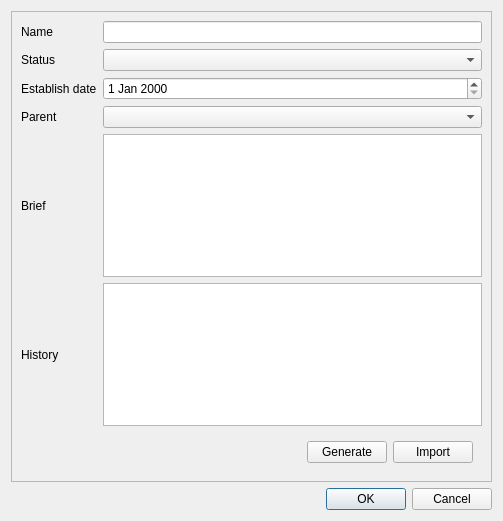
First picture: the form in app/view/dialog/dlgcommunity.ui, repository emtrai/hrm_monastery, before the edit.
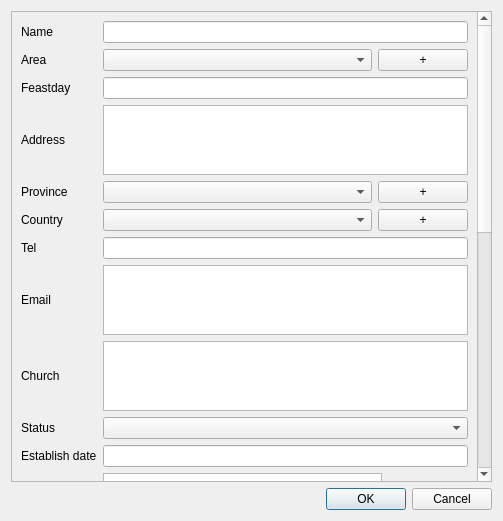
Second picture: the form after the edit.

```diff
--- a/app/view/dialog/dlgcommunity.ui
+++ b/app/view/dialog/dlgcommunity.ui
@@ -23,14 +23,24 @@
       <property name="geometry">
        <rect>
         <x>0</x>
-        <y>0</y>
-        <width>477</width>
-        <height>455</height>
+        <y>-717</y>
+        <width>462</width>
+        <height>1202</height>
        </rect>
       </property>
       <layout class="QVBoxLayout" name="verticalLayout_2">
        <item>
         <layout class="QGridLayout" name="gridLayout">
+         <item row="3" column="0">
+          <widget class="QLabel" name="label_8">
+           <property name="text">
+            <string>Address</string>
+           </property>
+          </widget>
+         </item>
+         <item row="8" column="1">
+          <widget class="QPlainTextEdit" name="plainTextEdit"/>
+         </item>
          <item row="0" column="0">
           <widget class="QLabel" name="label">
            <property name="text">
@@ -38,20 +48,191 @@
            </property>
           </widget>
          </item>
-         <item row="0" column="1">
-          <widget class="QLineEdit" name="lineEdit"/>
+         <item row="14" column="0">
+          <widget class="QLabel" name="label_4">
+           <property name="text">
+            <string>History</string>
+           </property>
+          </widget>
          </item>
-         <item row="1" column="0">
+         <item row="9" column="0">
           <widget class="QLabel" name="label_6">
            <property name="text">
             <string>Status</string>
            </property>
           </widget>
          </item>
+         <item row="5" column="1">
+          <layout class="QHBoxLayout" name="horizontalLayout_4" stretch="3,1">
+           <item>
+            <widget class="QComboBox" name="comboBox_3"/>
+           </item>
+           <item>
+            <widget class="QPushButton" name="pushButton_4">
+             <property name="text">
+              <string>+</string>
+             </property>
+            </widget>
+           </item>
+          </layout>
+         </item>
+         <item row="16" column="0">
+          <widget class="QLabel" name="label_16">
+           <property name="text">
+            <string>Members</string>
+           </property>
+          </widget>
+         </item>
+         <item row="4" column="0">
+          <widget class="QLabel" name="label_9">
+           <property name="text">
+            <string>Province</string>
+           </property>
+          </widget>
+         </item>
+         <item row="4" column="1">
+          <layout class="QHBoxLayout" name="horizontalLayout_2">
+           <item>
+            <layout class="QHBoxLayout" name="horizontalLayout_3" stretch="3,1">
+             <item>
+              <widget class="QComboBox" name="comboBox_4"/>
+             </item>
+             <item>
+              <widget class="QPushButton" name="pushButton_3">
+               <property name="text">
+                <string>+</string>
+               </property>
+              </widget>
+             </item>
+            </layout>
+           </item>
+          </layout>
+         </item>
+         <item row="1" column="0">
+          <widget class="QLabel" name="label_15">
+           <property name="text">
+            <string>Area</string>
+           </property>
+          </widget>
+         </item>
          <item row="1" column="1">
+          <layout class="QHBoxLayout" name="horizontalLayout_6" stretch="3,1">
+           <item>
+            <widget class="QComboBox" name="comboBox_5"/>
+           </item>
+           <item>
+            <widget class="QPushButton" name="pushButton_6">
+             <property name="text">
+              <string>+</string>
+             </property>
+            </widget>
+           </item>
+          </layout>
+         </item>
+         <item row="7" column="0">
+          <widget class="QLabel" name="label_12">
+           <property name="text">
+            <string>Email</string>
+           </property>
+          </widget>
+         </item>
+         <item row="5" column="0">
+          <widget class="QLabel" name="label_10">
+           <property name="text">
+            <string>Country</string>
+           </property>
+          </widget>
+         </item>
+         <item row="7" column="1">
+          <widget class="QPlainTextEdit" name="plainTextEdit_3"/>
+         </item>
+         <item row="0" column="1">
+          <widget class="QLineEdit" name="lineEdit"/>
+         </item>
+         <item row="11" column="1">
+          <layout class="QHBoxLayout" name="horizontalLayout_5">
+           <item>
+            <widget class="QGraphicsView" name="graphicsView"/>
+           </item>
+           <item>
+            <widget class="QPushButton" name="pushButton_5">
+             <property name="text">
+              <string>+</string>
+             </property>
+            </widget>
+           </item>
+          </layout>
+         </item>
+         <item row="13" column="0">
+          <widget class="QLabel" name="label_3">
+           <property name="text">
+            <string>Brief</string>
+           </property>
+          </widget>
+         </item>
+         <item row="9" column="1">
           <widget class="QComboBox" name="comboBox_2"/>
          </item>
+         <item row="6" column="0">
+          <widget class="QLabel" name="label_11">
+           <property name="text">
+            <string>Tel</string>
+           </property>
+          </widget>
+         </item>
+         <item row="10" column="1">
+          <widget class="QLineEdit" name="lineEdit_2"/>
+         </item>
+         <item row="12" column="1">
+          <widget class="QComboBox" name="comboBox"/>
+         </item>
          <item row="2" column="0">
+          <widget class="QLabel" name="label_13">
+           <property name="text">
+            <string>Feastday</string>
+           </property>
+          </widget>
+         </item>
+         <item row="12" column="0">
+          <widget class="QLabel" name="label_5">
+           <property name="text">
+            <string>Parent</string>
+           </property>
+          </widget>
+         </item>
+         <item row="16" column="1">
+          <layout class="QVBoxLayout" name="verticalLayout_3">
+           <item>
+            <widget class="QTableView" name="tableView"/>
+           </item>
+           <item>
+            <layout class="QHBoxLayout" name="horizontalLayout_7">
+             <item>
+              <widget class="QPushButton" name="pushButton_7">
+               <property name="text">
+                <string>Add</string>
+               </property>
+              </widget>
+             </item>
+             <item>
+              <widget class="QPushButton" name="pushButton_8">
+               <property name="text">
+                <string>Delete All</string>
+               </property>
+              </widget>
+             </item>
+            </layout>
+           </item>
+          </layout>
+         </item>
+         <item row="8" column="0">
+          <widget class="QLabel" name="label_7">
+           <property name="text">
+            <string>Church</string>
+           </property>
+          </widget>
+         </item>
+         <item row="10" column="0">
           <widget class="QLabel" name="label_2">
            <property name="text">
             <string>Establish date</string>
@@ -59,38 +240,69 @@
           </widget>
          </item>
          <item row="2" column="1">
-          <widget class="QDateEdit" name="dateEdit"/>
+          <widget class="QLineEdit" name="lineEdit_4"/>
          </item>
-         <item row="3" column="0">
-          <widget class="QLabel" name="label_5">
-           <property name="text">
-            <string>Parent</string>
-           </property>
-          </widget>
-         </item>
-         <item row="3" column="1">
-          <widget class="QComboBox" name="comboBox"/>
-         </item>
-         <item row="4" column="0">
-          <widget class="QLabel" name="label_3">
-           <property name="text">
-            <string>Brief</string>
-           </property>
-          </widget>
-         </item>
-         <item row="4" column="1">
-          <widget class="QTextEdit" name="textEdit"/>
-         </item>
-         <item row="5" column="0">
-          <widget class="QLabel" name="label_4">
-           <property name="text">
-            <string>History</string>
-           </property>
-          </widget>
-         </item>
-         <item row="5" column="1">
+         <item row="14" column="1">
           <widget class="QTextEdit" name="textEdit_2"/>
          </item>
+         <item row="6" column="1">
+          <widget class="QLineEdit" name="lineEdit_3"/>
+         </item>
+         <item row="15" column="0">
+          <widget class="QLabel" name="label_17">
+           <property name="text">
+            <string>CEO</string>
+           </property>
+          </widget>
+         </item>
+         <item row="15" column="1">
+          <widget class="QComboBox" name="comboBox_6"/>
+         </item>
+         <item row="11" column="0">
+          <widget class="QLabel" name="label_14">
+           <property name="text">
+            <string>Image</string>
+           </property>
+          </widget>
+         </item>
+         <item row="13" column="1">
+          <widget class="QTextEdit" name="textEdit"/>
+         </item>
+         <item row="3" column="1">
+          <widget class="QPlainTextEdit" name="plainTextEdit_2"/>
+         </item>
+         <item row="17" column="0">
+          <widget class="QLabel" name="label_18">
+           <property name="text">
+            <string>Department</string>
+           </property>
+          </widget>
+         </item>
+         <item row="17" column="1">
+          <layout class="QVBoxLayout" name="verticalLayout_4">
+           <item>
+            <widget class="QTableView" name="tableView_2"/>
+           </item>
+           <item>
+            <layout class="QHBoxLayout" name="horizontalLayout_8">
+             <item>
+              <widget class="QPushButton" name="pushButton_9">
+               <property name="text">
+                <string>Add</string>
+               </property>
+              </widget>
+             </item>
+             <item>
+              <widget class="QPushButton" name="pushButton_10">
+               <property name="text">
+                <string>Delete</string>
+               </property>
+              </widget>
+             </item>
+            </layout>
+           </item>
+          </layout>
+         </item>
         </layout>
        </item>
        <item>
```
